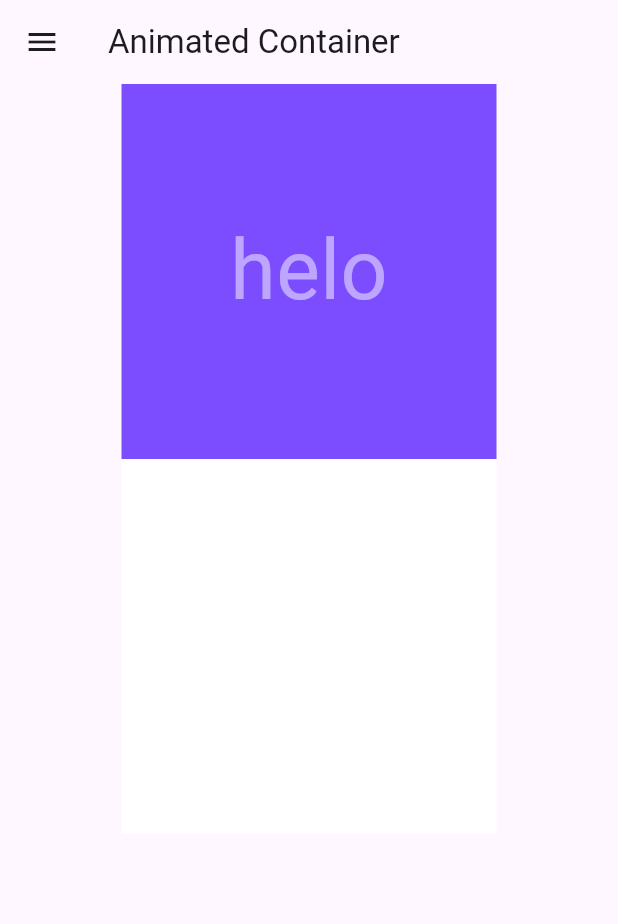
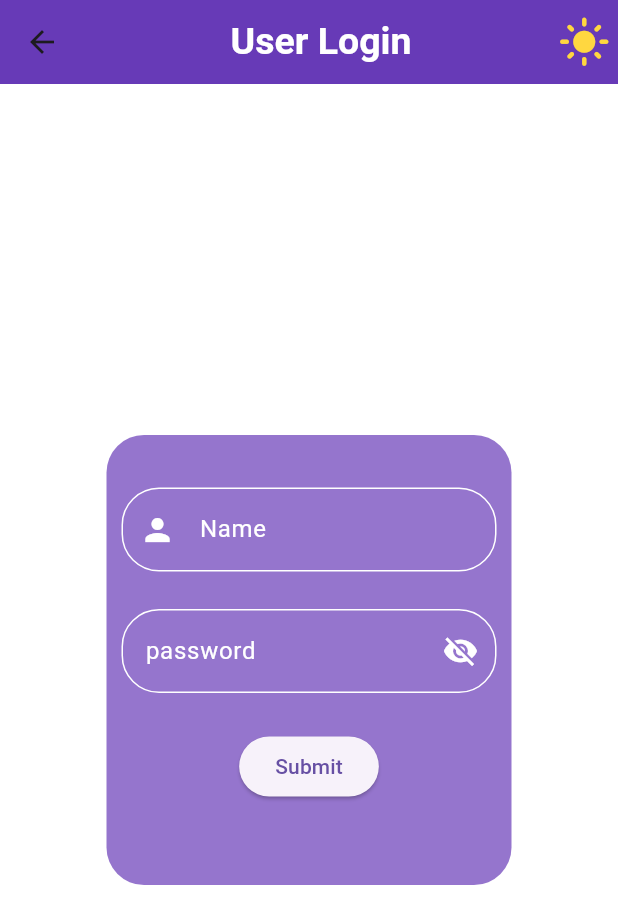
Before and after one commit to Ravi2006kant/Eagle, a Flutter app: the Anim screen opened by its route, on a phone screen of 412 x 824 dp. Shown: the top 924 px of the screen. Run offline on Flutter 3.47's test engine with Material 3 defaults, Android fonts, the phone set to English and light mode, and no system bars.

Commit message:
Linkedin_task

```diff
--- a/lib/pages/anim.dart
+++ b/lib/pages/anim.dart
@@ -8,54 +8,158 @@ class Anim extends StatefulWidget {
 }
 
 class _AnimState extends State<Anim> {
-  var h = 250.0;
-  var w = 250.0;
-  var f = 25.0;
-  var fc = Colors.black;
-  Color col = Colors.white;
-  bool toggle = true;
+  var ic = Icons.light_mode;
+  Color sunCol = Colors.amberAccent;
+  Color appBarCol = Colors.deepPurple;
+  Color bg1col = Colors.white;
+  bool light = true;
+  var passIc = Icons.visibility_off;
+  var toggle = true;
+
   @override
   Widget build(BuildContext context) {
     return Scaffold(
-      drawer: Drawer(
-        backgroundColor: Colors.yellow,
-        width: 300,
-        shadowColor: Colors.red[400],
+      backgroundColor: bg1col, // vody bg
+      appBar: AppBar(
+        backgroundColor: appBarCol,
+        title: Center(
+          child: Text(
+            "User Login",
+            style: TextStyle(
+              fontSize: 25,
+              color: Colors.white,
+              fontWeight: FontWeight.bold,
+            ),
+          ),
+        ),
+        actions: [
+          InkWell(
+            onTap: () {
+              if (light) {
+                setState(() {
+                  ic = Icons.nightlight;
+                  appBarCol = Colors.black;
+                  bg1col = Colors.black87;
+                  light = false;
+                });
+              } else {
+                setState(() {
+                  ic = Icons.light_mode;
+                  bg1col = Colors.white;
+                  appBarCol = Colors.deepPurple;
+                  light = true;
+                });
+              }
+            },
+            child: Padding(
+              padding: const EdgeInsets.only(right: 5),
+              child: Icon(ic, size: 35, color: Colors.amberAccent),
+            ),
+          ),
+        ],
+      ),
+      body: Center(
 
-        child: Text("hello  "),
+
+
+          child: AnimatedContainer(
+            decoration: BoxDecoration(
+              borderRadius: BorderRadius.circular(25),
+              color: Colors.deepPurple.shade300,
             ),
+            padding: EdgeInsets.all(10),
+            duration: Duration(seconds: 2),
 
-      appBar: AppBar(
-
-        title: Text("Animated Container"),
-      ),
-
-      body: SingleChildScrollView(
+            width: 270,
+            height: 300,
             child: Column(
               children: [
-            Center(
-              child: Container(
-                color: Colors.deepPurpleAccent,
-                width: w,
-                height: h,
-                child: AnimatedOpacity(
-                  opacity: 0.5,
-                  duration: Duration(seconds: 2),
-                  curve: Curves.elasticIn,
-                  child: Center(child: Text("helo",style: TextStyle(fontSize: 55,color: Colors.white),)),
+                SizedBox(height: 25),
+
+                TextField(
+                  keyboardType: TextInputType.text,
+                  cursorColor: Colors.white,
+                  style: TextStyle(color: Colors.white),
+
+                  decoration: InputDecoration(
+                    label: Text("Name"),
+                    fillColor: Colors.white,
+                    labelStyle: TextStyle(color: Colors.white),
+                    prefixIcon: Icon(Icons.person, color: Colors.white),
+                    enabledBorder: OutlineInputBorder(
+                      borderRadius: BorderRadius.circular(25),
+                      borderSide: BorderSide(color: Colors.white),
+                    ),
+                    focusedBorder: OutlineInputBorder(
+                      borderRadius: BorderRadius.circular(25),
+                      borderSide: BorderSide(color: Colors.deepPurple.shade500),
                     ),
                   ),
                 ),
 
-            Container(
-              width: w,
-              height: h,
-              color: col,
+                SizedBox(height: 25),
 
-            )
+                //2nd text input
+                TextField(
+                  keyboardType: TextInputType.text,
+                  cursorColor: Colors.white,
+                  style: TextStyle(color: Colors.white),
+                  obscureText: toggle,
+                  decoration: InputDecoration(
+                    label: Text("password"),
+
+                    suffixIcon: InkWell(
+                      onTap: () {
+                        if (toggle) {
+                          setState(() {
+                            passIc = Icons.visibility;
+                            toggle = false;
+                          });
+                        } else {
+                          setState(() {
+                            passIc = Icons.visibility_off;
+                            toggle = true;
+                          });
+                        }
+                      },
+                      child: Icon(passIc, color: Colors.white),
+                    ),
+                    labelStyle: TextStyle(color: Colors.white),
+
+                    enabledBorder: OutlineInputBorder(
+                      borderRadius: BorderRadius.circular(25),
+                      borderSide: BorderSide(color: Colors.white),
+                    ),
+                    focusedBorder: OutlineInputBorder(
+                      borderRadius: BorderRadius.circular(25),
+                      borderSide: BorderSide(color: Colors.deepPurple.shade500),
+                    ),
+                  ),
+                ),
+                SizedBox(height: 25),
+                ElevatedButton(
+                  onPressed: () {
+
+
+                    ScaffoldMessenger.of(context).showSnackBar(
+                      SnackBar(content: Text("Application Submitted")),
+                    );
+                  },
+                  child: Text("Submit"),
+                ),
               ],
             ),
           ),
+        ),
+
     );
   }
 }
+
+/*
+
+opacirty
+pasword toggle
+smooth transition - animate button / snackbar
+
+*/
--- a/lib/pages/homepage.dart
+++ b/lib/pages/homepage.dart
@@ -19,11 +19,15 @@ class _HomepageState extends State<Homepage> {
     appBar: AppBar(
       title: Text("hello"),
     ),
-    body: Container(
-      height: 100,
-      width: 250,
-      color: Colors.blue,
-      child: Icon(Icons.radio,size: 50,color: Colors.amber,),
+    body: Hero(
+      tag: 'next',
+
+      child: Container(
+        height: 100,
+        width: 250,
+        color: Colors.blue,
+        child: Icon(Icons.radio,size: 50,color: Colors.amber,),
+      ),
     ),
    );
   }
--- a/lib/pages/introScreen.dart
+++ b/lib/pages/introScreen.dart
@@ -1,6 +1,7 @@
 // ignore_for_file: file_names
 import 'dart:async';
 
+import 'package:eagle/pages/anim.dart';
 import 'package:flutter/material.dart';
 
 class Introscreen extends StatefulWidget {
@@ -15,7 +16,7 @@ class _IntroscreenState extends State<Introscreen> {
   void initState(){
     super.initState();
   Timer(Duration(seconds:2 ), (){
-    Navigator.pushNamed(context, 'new');
+    Navigator.pushReplacement(context, MaterialPageRoute(builder: (context) => Anim()));
   });
  }
 
```
Lines whose indentation alone changed are shown as unchanged.
